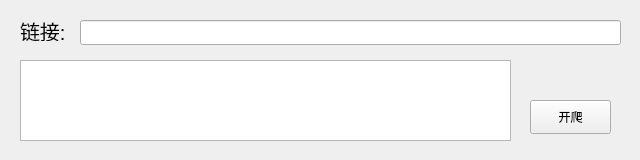
Above: badMouse.ui from MorostCode/badMouse before the change. Below: the same form after it.
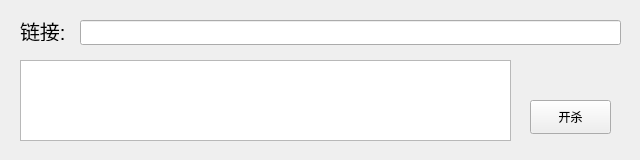
That is the form after the change.

Commit message: 更新显示文字与exe压缩策略

The edit to the form file:
```diff
--- a/badMouse.ui
+++ b/badMouse.ui
@@ -50,7 +50,7 @@
      </rect>
     </property>
     <property name="text">
-     <string>开爬</string>
+     <string>开杀</string>
     </property>
    </widget>
    <widget class="QTextEdit" name="textEdit">
```
The commit also changes 2 other files.
